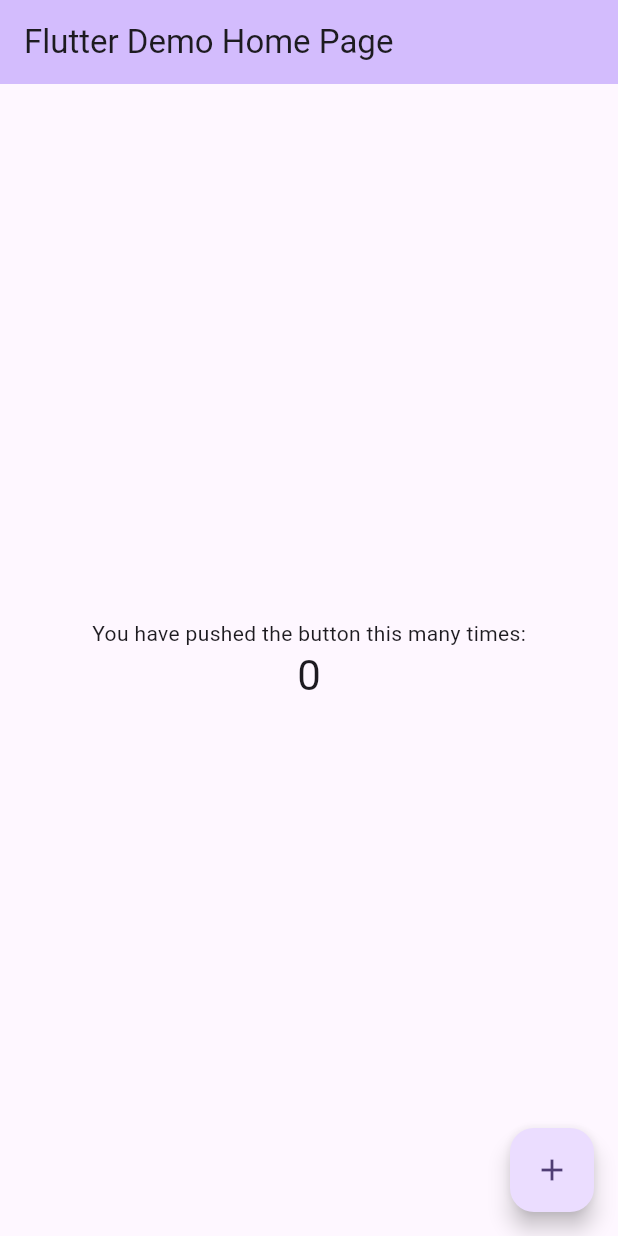
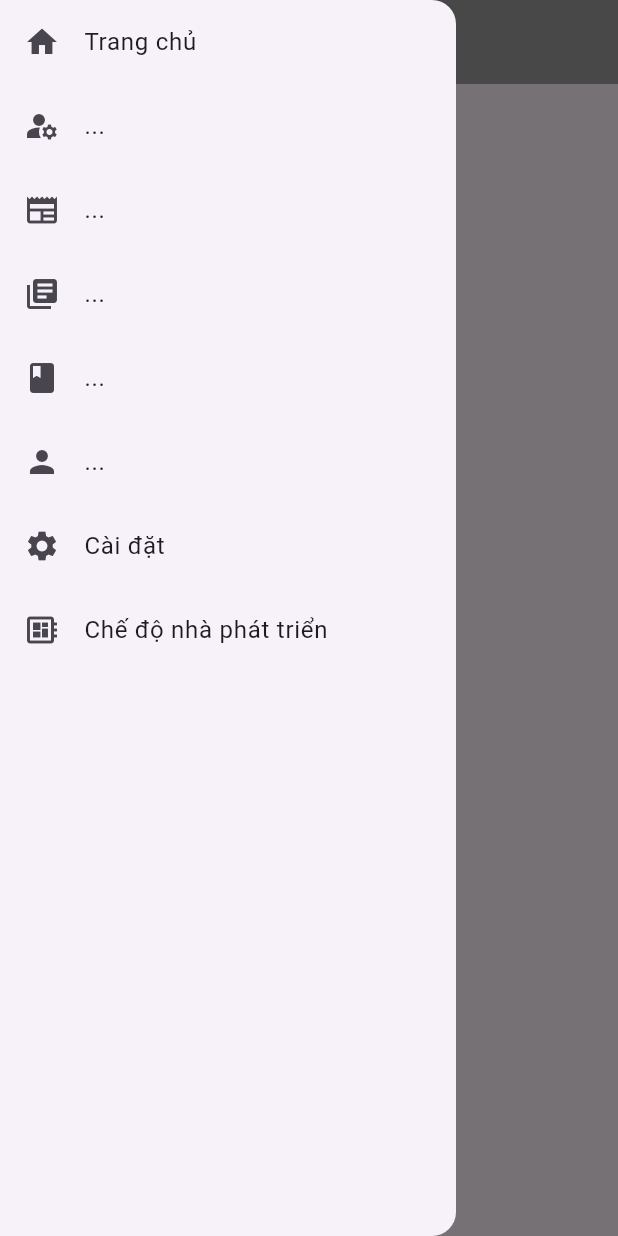
Before and after one commit to nghiep2k3/TheDogsApp, a Flutter app: the screen it shows after launch, with the side drawer open (before the commit the screen has no drawer), on a phone screen of 412 x 824 dp. Run offline on Flutter 3.47's test engine with Material 3 defaults, Android fonts, the light colour scheme and no system bars.

Commit message:
base project

```diff
--- a/lib/main.dart
+++ b/lib/main.dart
@@ -1,125 +1,28 @@
+import 'package:thedogs/testcode.dart';
+import 'package:thedogs/widgets/settings.dart';
+import '/widgets/homepage.dart';
+import '/models/user_interface.dart';
 import 'package:flutter/material.dart';
+import 'package:provider/provider.dart';
 
-void main() {
-  runApp(const MyApp());
-}
+
+main() => runApp(const MyApp());
 
 class MyApp extends StatelessWidget {
   const MyApp({super.key});
 
-  // This widget is the root of your application.
   @override
   Widget build(BuildContext context) {
-    return MaterialApp(
-      title: 'Flutter Demo',
-      theme: ThemeData(
-        // This is the theme of your application.
-        //
-        // TRY THIS: Try running your application with "flutter run". You'll see
-        // the application has a purple toolbar. Then, without quitting the app,
-        // try changing the seedColor in the colorScheme below to Colors.green
-        // and then invoke "hot reload" (save your changes or press the "hot
-        // reload" button in a Flutter-supported IDE, or press "r" if you used
-        // the command line to start the app).
-        //
-        // Notice that the counter didn't reset back to zero; the application
-        // state is not lost during the reload. To reset the state, use hot
-        // restart instead.
-        //
-        // This works for code too, not just values: Most code changes can be
-        // tested with just a hot reload.
-        colorScheme: ColorScheme.fromSeed(seedColor: Colors.deepPurple),
-        useMaterial3: true,
-      ),
-      home: const MyHomePage(title: 'Flutter Demo Home Page'),
+    return ChangeNotifierProvider(
+      create: (context) => UserInterface(),
+      child: MaterialApp(
+          debugShowCheckedModeBanner: false,
+          initialRoute: "/",
+          routes: {
+            "/": (context) => const MyHomePage(),
+            "/settings": (context) => MySettings(),
+            "/testcode": (context) => const MyApp2(),
+          }),
     );
   }
 }
-
-class MyHomePage extends StatefulWidget {
-  const MyHomePage({super.key, required this.title});
-
-  // This widget is the home page of your application. It is stateful, meaning
-  // that it has a State object (defined below) that contains fields that affect
-  // how it looks.
-
-  // This class is the configuration for the state. It holds the values (in this
-  // case the title) provided by the parent (in this case the App widget) and
-  // used by the build method of the State. Fields in a Widget subclass are
-  // always marked "final".
-
-  final String title;
-
-  @override
-  State<MyHomePage> createState() => _MyHomePageState();
-}
-
-class _MyHomePageState extends State<MyHomePage> {
-  int _counter = 0;
-
-  void _incrementCounter() {
-    setState(() {
-      // This call to setState tells the Flutter framework that something has
-      // changed in this State, which causes it to rerun the build method below
-      // so that the display can reflect the updated values. If we changed
-      // _counter without calling setState(), then the build method would not be
-      // called again, and so nothing would appear to happen.
-      _counter++;
-    });
-  }
-
-  @override
-  Widget build(BuildContext context) {
-    // This method is rerun every time setState is called, for instance as done
-    // by the _incrementCounter method above.
-    //
-    // The Flutter framework has been optimized to make rerunning build methods
-    // fast, so that you can just rebuild anything that needs updating rather
-    // than having to individually change instances of widgets.
-    return Scaffold(
-      appBar: AppBar(
-        // TRY THIS: Try changing the color here to a specific color (to
-        // Colors.amber, perhaps?) and trigger a hot reload to see the AppBar
-        // change color while the other colors stay the same.
-        backgroundColor: Theme.of(context).colorScheme.inversePrimary,
-        // Here we take the value from the MyHomePage object that was created by
-        // the App.build method, and use it to set our appbar title.
-        title: Text(widget.title),
-      ),
-      body: Center(
-        // Center is a layout widget. It takes a single child and positions it
-        // in the middle of the parent.
-        child: Column(
-          // Column is also a layout widget. It takes a list of children and
-          // arranges them vertically. By default, it sizes itself to fit its
-          // children horizontally, and tries to be as tall as its parent.
-          //
-          // Column has various properties to control how it sizes itself and
-          // how it positions its children. Here we use mainAxisAlignment to
-          // center the children vertically; the main axis here is the vertical
-          // axis because Columns are vertical (the cross axis would be
-          // horizontal).
-          //
-          // TRY THIS: Invoke "debug painting" (choose the "Toggle Debug Paint"
-          // action in the IDE, or press "p" in the console), to see the
-          // wireframe for each widget.
-          mainAxisAlignment: MainAxisAlignment.center,
-          children: <Widget>[
-            const Text(
-              'You have pushed the button this many times:',
-            ),
-            Text(
-              '$_counter',
-              style: Theme.of(context).textTheme.headlineMedium,
-            ),
-          ],
-        ),
-      ),
-      floatingActionButton: FloatingActionButton(
-        onPressed: _incrementCounter,
-        tooltip: 'Increment',
-        child: const Icon(Icons.add),
-      ), // This trailing comma makes auto-formatting nicer for build methods.
-    );
-  }
-}
--- /dev/null
+++ b/lib/models/user.dart
@@ -0,0 +1,13 @@
+class BorrowerInfo {
+  final String borrowerName;
+  final String borrowerIdCard;
+  final String borrowerPhone;
+  final String borrowerBookCode;
+
+  BorrowerInfo({
+    required this.borrowerName,
+    required this.borrowerIdCard,
+    required this.borrowerPhone,
+    required this.borrowerBookCode,
+  });
+}
--- /dev/null
+++ b/lib/models/user_interface.dart
@@ -0,0 +1,79 @@
+import 'package:flutter/material.dart';
+import '../models/user.dart';
+
+class UserInterface with ChangeNotifier {
+  static List<String> listColorAppBar = <String>[
+    'Grey',
+    'Purple',
+    'Red',
+    'Green',
+    'Blue'
+  ];
+
+  double _fontSize = 15;
+  String _appBarColor = 'Grey';
+  bool _isDarkMode = false;
+
+  set appBarColor(newColor) {
+    _appBarColor = newColor;
+    notifyListeners();
+  }
+
+  Color get appBarColor {
+    switch (_appBarColor) {
+      case 'Grey':
+        return Colors.grey;
+      case 'Purple':
+        return Colors.purple;
+      case 'Red':
+        return Colors.red;
+      case 'Green':
+        return Colors.green;
+      case 'Blue':
+        return Colors.blue;
+      default:
+        return Colors.white;
+    }
+  }
+
+  String get strAppBarColor => _appBarColor;
+
+  set fontSize(newSize) {
+    _fontSize = newSize;
+    notifyListeners();
+  }
+
+  double get fontSize => _fontSize;
+  set isDarkMode(newMode) {
+    _isDarkMode = newMode;
+    notifyListeners();
+  }
+
+  bool get isDarkMode => _isDarkMode;
+  List<BorrowerInfo> borrowers = [];
+
+  // nhận thông tin
+  void addBorrower({
+    required String name,
+    required String idCard,
+    required String phone,
+    required String bookCode,
+  }) {
+    BorrowerInfo borrower = BorrowerInfo(
+      borrowerName: name,
+      borrowerIdCard: idCard,
+      borrowerPhone: phone,
+      borrowerBookCode: bookCode,
+    );
+
+    borrowers.add(borrower);
+    notifyListeners();
+  }
+
+  void removeBorrower(BorrowerInfo borrower) {
+    borrowers.remove(borrower);
+    notifyListeners();
+  }
+
+
+}
--- /dev/null
+++ b/lib/widgets/components/my_drawer.dart
@@ -0,0 +1,56 @@
+import 'package:flutter/material.dart';
+
+class MyDrawer extends StatelessWidget {
+  const MyDrawer({super.key});
+
+  @override
+  Widget build(BuildContext context) {
+    return Drawer(
+      child: ListView(
+        children: [
+          ListTile(
+            title: const Text("Trang chủ"),
+            leading: const Icon(Icons.home),
+            onTap: () => Navigator.of(context).popAndPushNamed("/"),
+          ),
+          ListTile(
+            leading: const Icon(Icons.manage_accounts),
+            title: const Text("..."),
+            onTap: () => Navigator.of(context).popAndPushNamed("/quanly"),
+          ),
+          ListTile(
+            leading: const Icon(Icons.newspaper),
+            title: const Text("..."),
+            onTap: () =>
+                Navigator.of(context).popAndPushNamed("/quanly_tintuc"),
+          ),
+          ListTile(
+            leading: const Icon(Icons.library_books),
+            title: const Text("..."),
+            onTap: () => Navigator.of(context).popAndPushNamed("/muonsach"),
+          ),
+          ListTile(
+            leading: const Icon(Icons.book),
+            title: const Text("..."),
+            onTap: () => Navigator.of(context).popAndPushNamed("/trasach"),
+          ),
+          ListTile(
+            leading: const Icon(Icons.person),
+            title: const Text("..."),
+            onTap: () => Navigator.of(context).popAndPushNamed("/thongtin"),
+          ),
+          ListTile(
+            leading: const Icon(Icons.settings),
+            title: const Text("Cài đặt"),
+            onTap: () => Navigator.of(context).popAndPushNamed("/settings"),
+          ),
+          ListTile(
+            leading: const Icon(Icons.developer_board),
+            title: const Text("Chế độ nhà phát triển"),
+            onTap: () => Navigator.of(context).popAndPushNamed("/testcode"),
+          ),
+        ],
+      ),
+    );
+  }
+}
--- /dev/null
+++ b/lib/widgets/homepage.dart
@@ -0,0 +1,41 @@
+
+import '/widgets/components/my_drawer.dart';
+import '/models/user_interface.dart';
+import 'package:flutter/material.dart';
+import 'package:provider/provider.dart';
+
+class MyHomePage extends StatelessWidget {
+  const MyHomePage({super.key});
+  @override
+  Widget build(BuildContext context) {
+    var width = MediaQuery.of(context).size.width;
+    return Consumer<UserInterface>(
+      builder: (context, ui, child) {
+        return Scaffold(
+          appBar: AppBar(
+              title: const Text(
+                "Trang chủ",
+                style: TextStyle(fontSize: 18, color: Colors.white),
+              ),
+              backgroundColor: ui.appBarColor,
+              iconTheme: const IconThemeData(color: Colors.white)),
+          drawer: const MyDrawer(),
+          body: DefaultTextStyle.merge(
+            style: TextStyle(
+              fontSize: ui.fontSize,
+              color: ui.isDarkMode ? Colors.white : Colors.black,
+            ),
+            child: Container(
+                color: ui.isDarkMode
+                    ? const Color.fromARGB(255, 0, 0, 0)
+                    : Colors.white,
+                padding: const EdgeInsets.all(20.0),
+                child: const SingleChildScrollView(
+                  child: const Text("ok"),
+                )),
+          ),
+        );
+      },
+    );
+  }
+}
```
Also changed, not shown: lib/testcode.dart (added, +31 -0 lines), lib/widgets/settings.dart (added, +102 -0 lines), pubspec.yaml (+8 -0 lines), pubspec.lock, 5 other files.
